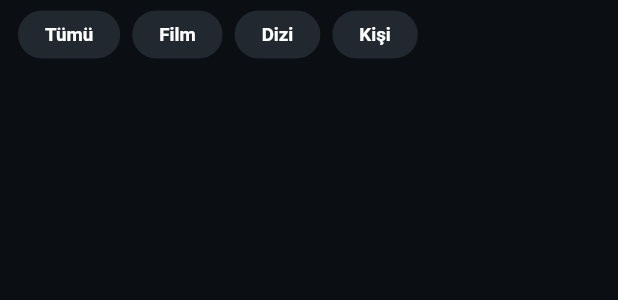
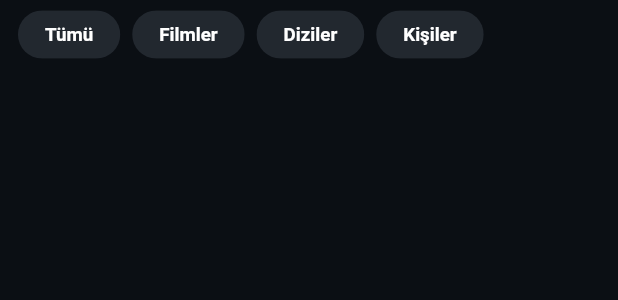
Before and after one commit to mfatihdmr/cineva, a Flutter app: the _TypeBar widget shown alone on an empty page, opened directly with empty values, on a phone screen of 412 x 824 dp. Shown: the top 300 px of the screen. Run offline on Flutter 3.47's test engine with Material 3 defaults, Android fonts, the phone set to English and light mode, and no system bars; our stand-ins replace cached_network_image, dio, flutter_riverpod, google_mobile_ads, shared_preferences, shimmer and 1 more; accounts and stored records are empty; network calls fail.

Commit message:
Localize search type filter chips
Generated with [Devin](https://devin.ai)

Co-Authored-By: Devin <158243242+devin-ai-integration[bot]@users.noreply.github.com>

```diff
--- a/lib/features/search/search_screen.dart
+++ b/lib/features/search/search_screen.dart
@@ -242,18 +242,19 @@ class _SearchScreenState extends ConsumerState<SearchScreen> {
   }
 }
 
-class _TypeBar extends StatelessWidget {
+class _TypeBar extends ConsumerWidget {
   final String? type;
   final ValueChanged<String?> onChanged;
   const _TypeBar({required this.type, required this.onChanged});
 
   @override
-  Widget build(BuildContext context) {
-    const options = <(String?, String)>[
-      (null, 'Tümü'),
-      ('movie', 'Film'),
-      ('tv', 'Dizi'),
-      ('person', 'Kişi'),
+  Widget build(BuildContext context, WidgetRef ref) {
+    final l = ref.watch(l10nProvider);
+    final options = <(String?, String)>[
+      (null, l.t('Tümü', 'All')),
+      ('movie', l.movies),
+      ('tv', l.series),
+      ('person', l.people),
     ];
     return SizedBox(
       height: 46,
```
